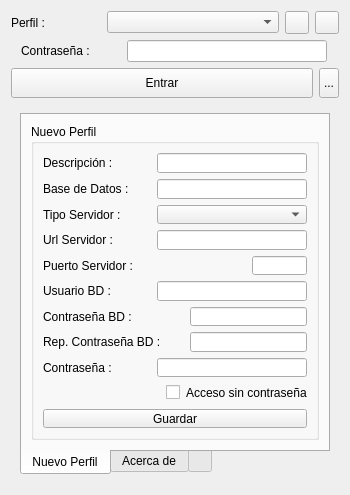
deavid/pineboo, file pineboolib/loader/dlgconnect/dlgconnect.ui: the form before one commit.
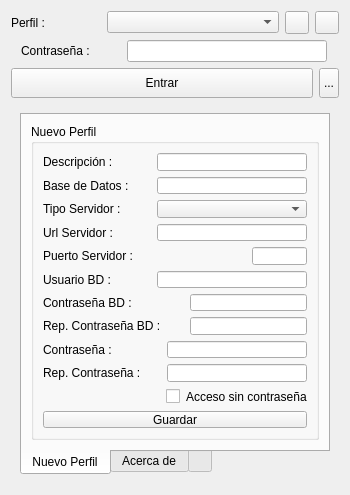
The form after the commit. Icons and pictures are not drawn.

Commit message: La contraseña de profile se especifica 2 veces

```diff
--- a/pineboolib/loader/dlgconnect/dlgconnect.ui
+++ b/pineboolib/loader/dlgconnect/dlgconnect.ui
@@ -495,13 +495,43 @@
                 <widget class="QLineEdit" name="leProfilePassword">
                  <property name="minimumSize">
                   <size>
-                   <width>150</width>
+                   <width>140</width>
                    <height>0</height>
                   </size>
                  </property>
                  <property name="maximumSize">
                   <size>
-                   <width>150</width>
+                   <width>140</width>
+                   <height>16777215</height>
+                  </size>
+                 </property>
+                 <property name="echoMode">
+                  <enum>QLineEdit::Password</enum>
+                 </property>
+                </widget>
+               </item>
+              </layout>
+             </item>
+             <item>
+              <layout class="QHBoxLayout" name="horizontalLayout_16">
+               <item>
+                <widget class="QLabel" name="label_19">
+                 <property name="text">
+                  <string>Rep. Contraseña :</string>
+                 </property>
+                </widget>
+               </item>
+               <item>
+                <widget class="QLineEdit" name="leProfilePassword2">
+                 <property name="minimumSize">
+                  <size>
+                   <width>140</width>
+                   <height>0</height>
+                  </size>
+                 </property>
+                 <property name="maximumSize">
+                  <size>
+                   <width>140</width>
                    <height>16777215</height>
                   </size>
                  </property>
```
The commit also changes 1 other file.
